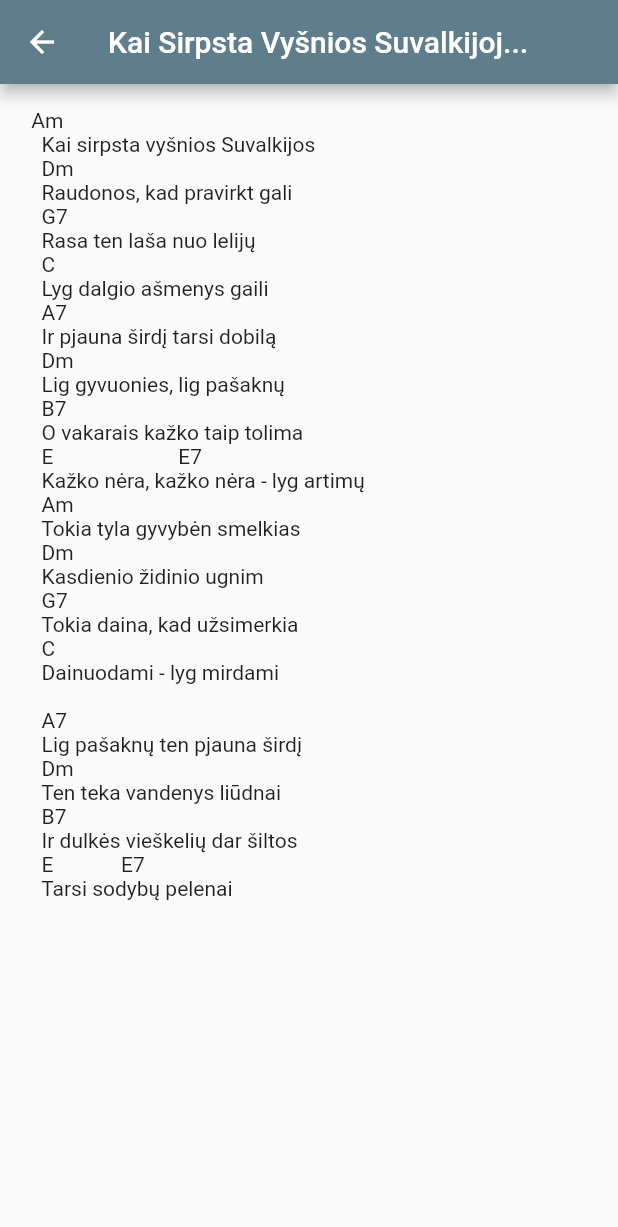
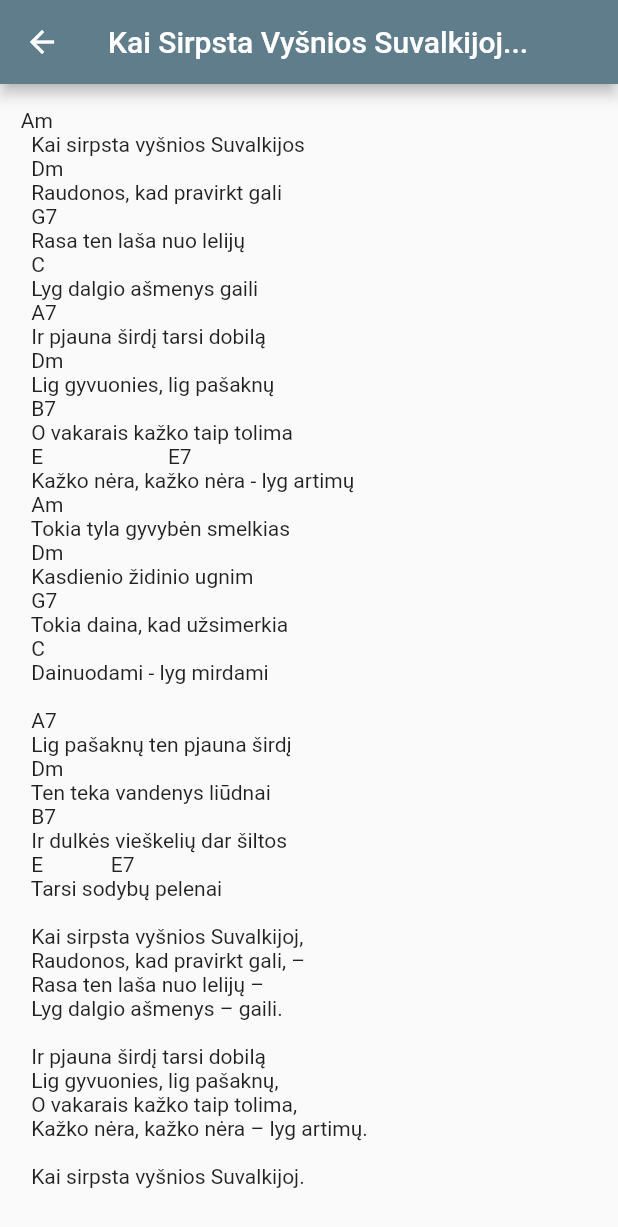
Before and after one commit to nma-vasara-2020/NMA-App, a Flutter app: the SongDetailsPage screen opened directly with sample values from the repository, on a phone screen of 412 x 824 dp. Shown: the top 1227 px of the screen. Run offline on Flutter 3.47's test engine with Material 2 defaults, Android fonts, the phone set to English and light mode, and no system bars; our stand-ins replace dio, share; generated files the repository leaves out were written again.

Commit message:
Sutvarkytos dainos ir kontaktai

```diff
--- a/lib/models/song.dart
+++ b/lib/models/song.dart
@@ -12,8 +12,8 @@ class Song {
   );
 
   static final SONGS = [
-    Song(
-        1, "Kai Sirpsta Vyšnios Suvalkijoj...", "Vytautas Kernagis", """      Am
+    Song(1, "Kai Sirpsta Vyšnios Suvalkijoj...", "Vytautas Kernagis", """
+    Am
       Kai sirpsta vyšnios Suvalkijos
       Dm
       Raudonos, kad pravirkt gali
@@ -45,7 +45,21 @@ class Song {
       B7
       Ir dulkės vieškelių dar šiltos
       E             E7
-        Tarsi sodybų pelenai"""),
+      Tarsi sodybų pelenai
+
+      Kai sirpsta vyšnios Suvalkijoj,
+      Raudonos, kad pravirkt gali, –
+      Rasa ten laša nuo lelijų –
+      Lyg dalgio ašmenys – gaili.
+
+      Ir pjauna širdį tarsi dobilą
+      Lig gyvuonies, lig pašaknų,
+      O vakarais kažko taip tolima,
+      Kažko nėra, kažko nėra – lyg artimų.
+
+      Kai sirpsta vyšnios Suvalkijoj.
+
+       """),
     Song(2, "Matrica", "Saulius Mykolaitis", """
       G
       Užgęsint kai ugnis
@@ -99,7 +113,8 @@ class Song {
       Nebegelbsti ruduo
 
       Užmiršau, kad tikiu debesėlio šviesa
-      Kiekvienam kosmonautui, vienam kosmonautui sušukim URA!
+      Kiekvienam kosmonautui, vienam kosmonautui sušukim
+      URA!
       Mano matrica tu,
       Mano saulė, akmuo
       Mano žodžiai lietus,
--- a/lib/ui/song_details_page.dart
+++ b/lib/ui/song_details_page.dart
@@ -15,9 +15,15 @@ class SongDetailsPage extends StatelessWidget {
           title: Text(song.name),
         ),
         body: SingleChildScrollView(
-          child: Padding(
-            padding: const EdgeInsets.only(top: 16.0),
-            child: Text(song.words),
+          child: Row(
+            children: [
+              Padding(
+                padding: const EdgeInsets.only(top: 16.0),
+                child: Text(
+                  song.words,
+                ),
+              ),
+            ],
           ),
         ));
   }
```
Lines whose indentation alone changed are shown as unchanged.
